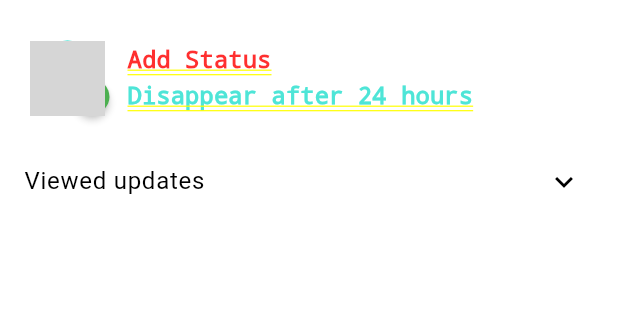
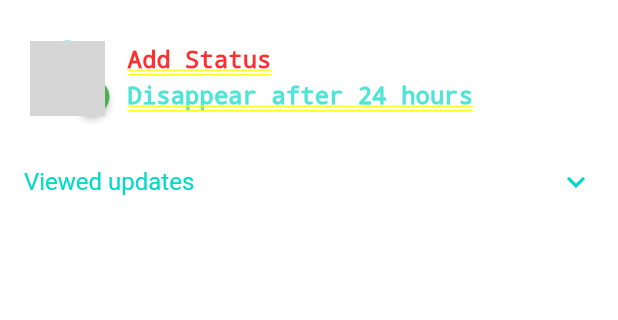
Before and after one commit to rendi-hendra/first_flutter_app, a Flutter app: the StatusPage screen opened by its route, on a phone screen of 412 x 824 dp, the part 57-377 px from its top. Run offline on Flutter 3.47's test engine with Material 3 defaults, Android fonts, the phone set to English and light mode, and no system bars; drawn by our look-alikes of badges; our stand-ins replace material_design_icons_flutter, salomon_bottom_bar; network calls fail; grey boxes are pictures that could not be loaded.

Commit message:
update: status page

```diff
--- a/lib/main.dart
+++ b/lib/main.dart
@@ -43,7 +43,6 @@ class MainApp extends StatelessWidget {
           useMaterial3: true,
         ),
         home: MyHomePage(),
-        initialRoute: '/home',
         routes: <String, WidgetBuilder>{
           '/home': (BuildContext context) => MyHomePage(),
           '/status': (BuildContext context) => StatusPage(),
--- a/lib/screens/status_page.dart
+++ b/lib/screens/status_page.dart
@@ -67,14 +67,39 @@ class StatusPage extends StatelessWidget {
             ),
           ],
         ),
-        ExpansionTile(
-          title: const Text('Viewed updates'),
-          iconColor: theme.colorScheme.secondaryFixed,
-          shape: Border(
-            top: BorderSide(color: theme.colorScheme.primary, width: 0),
-            bottom: BorderSide(color: theme.colorScheme.primary, width: 0),
+        Theme(
+          data: ThemeData(
+            splashColor: Colors.transparent,
+            highlightColor: Colors.transparent,
+            useMaterial3: false,
           ),
-          children: [ListTile(title: SizedBox(height: 554, child: ChatList()))],
+          child: ExpansionTile(
+            title: const Text('Viewed updates'),
+            textColor: theme.colorScheme.secondaryFixed,
+            collapsedTextColor: theme.colorScheme.secondaryFixed,
+            collapsedIconColor: theme.colorScheme.secondaryFixed,
+            iconColor: theme.colorScheme.secondaryFixed,
+            shape: Border(
+              top: BorderSide(color: Colors.transparent, width: 0),
+              bottom: BorderSide(color: Colors.transparent, width: 0),
+            ),
+            children: [
+              Theme(
+                data: Theme.of(context).copyWith(
+                  splashColor: Colors.transparent,
+                  highlightColor: Colors.transparent,
+                  hoverColor: Colors.transparent,
+                  focusColor: Colors.transparent,
+                  colorScheme: Theme.of(
+                    context,
+                  ).colorScheme.copyWith(surfaceTint: Colors.transparent),
+                ),
+                child: ListTile(
+                  title: SizedBox(height: 554, child: ChatList()),
+                ),
+              ),
+            ],
+          ),
         ),
       ],
     );
```
Also changed, not shown: lib/screens/my_home_page.dart (+26 -6 lines), lib/widgets/grouping_chat.dart (+8 -1 lines), lib/widgets/top_app_bar.dart (+24 -6 lines).
